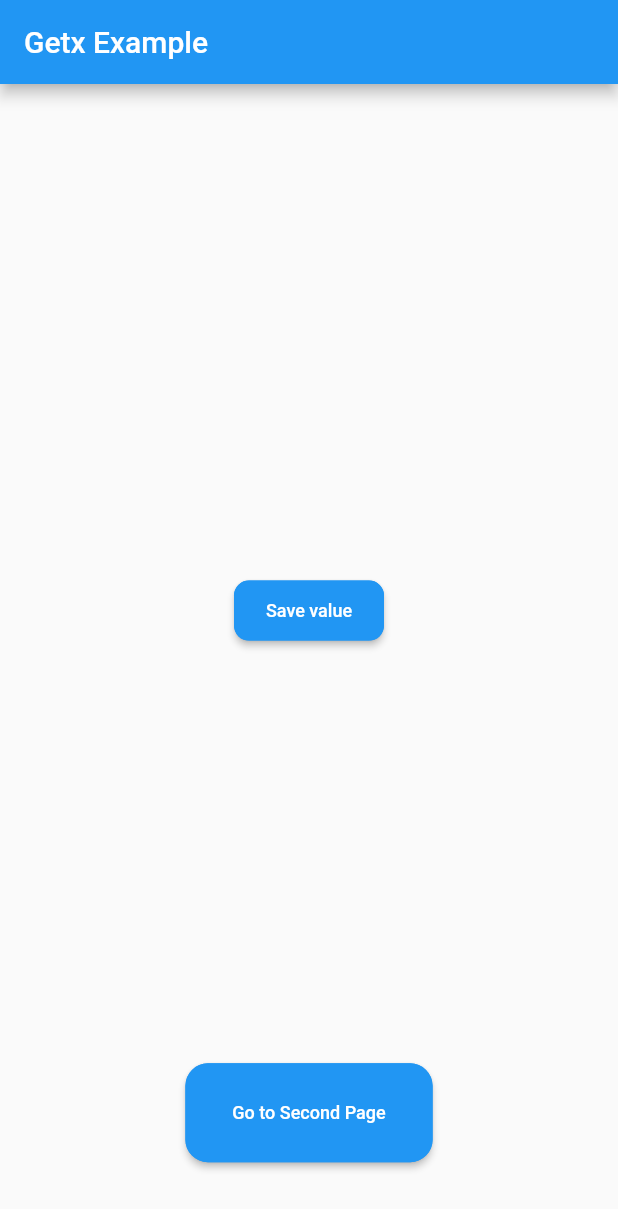
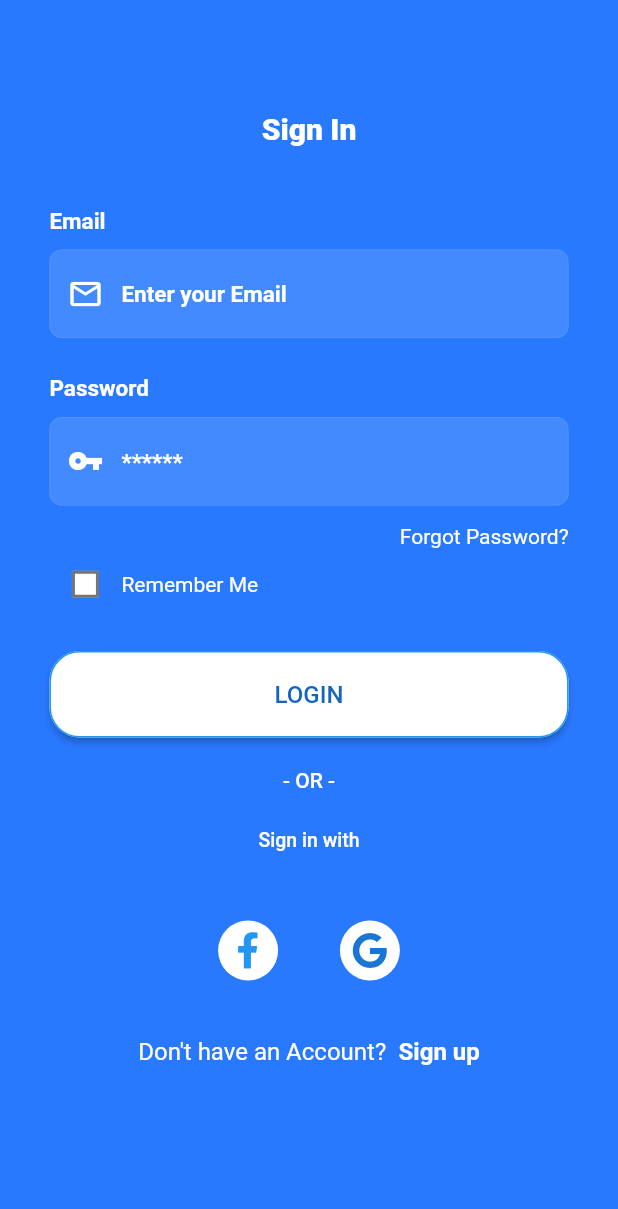
Before and after one commit to Vasseurr/Getx-Starter, a Flutter app: the screen it shows after launch, on a phone screen of 412 x 824 dp. Shown: the top 1209 px of the screen. Run offline on Flutter 3.47's test engine with Material 2 defaults, Android fonts, the phone set to English and light mode, and no system bars; our stand-ins replace dio, flutter_secure_storage, font_awesome_flutter, get, hive, hive_flutter and 1 more; missing offline and left inert: shared_preferences_web; accounts and stored records are empty.

Commit message:
import sample login page

```diff
--- a/lib/core/components/text/text_form_field.dart
+++ b/lib/core/components/text/text_form_field.dart
@@ -9,35 +9,49 @@ class RuzgarTFF extends StatelessWidget {
   String? errorText;
   String? labelText;
   String? initialText;
+  String? hintText;
   Color? textColor;
+  Color? fillColor;
+  Color hintColor;
+  Color borderColor;
   Icon? icon;
   bool obsecureText;
   Color labelColor;
   TextInputAction? textInputAction;
 
   double? fontSize;
-  int? maxLines;
+  double borderWidth;
+  int maxLines;
+  double radius;
   Function(String)? onChanged;
   Function(String? value)? onSaved;
   String? Function(String? value)? validator;
 
   RuzgarTFF(
-      {this.textEditingController,
+      {Key? key,
+      this.textEditingController,
       this.maxLength,
       this.keyboardType,
       this.errorText,
       this.labelText,
       this.initialText,
+      this.hintText,
       this.onSaved,
       this.validator,
       this.icon,
       this.fontSize,
-      this.maxLines,
+      this.radius = 10,
+      this.maxLines = 1,
       this.onChanged,
       this.textInputAction,
+      this.borderWidth = 2.0,
       this.labelColor = MyColors.colorPrimary,
+      this.fillColor,
       this.textColor = Colors.black,
-      this.obsecureText = false});
+      this.hintColor = Colors.white,
+      this.borderColor = MyColors.colorPrimary,
+      this.obsecureText = false})
+      : super(key: key);
 
   @override
   Widget build(BuildContext context) {
@@ -53,13 +67,15 @@ class RuzgarTFF extends StatelessWidget {
       keyboardType: keyboardType,
       decoration: InputDecoration(
           prefixIcon: icon,
-        fillColor: Theme.of(context).colorScheme.background,
+          fillColor: fillColor ?? Theme.of(context).colorScheme.background,
           filled: true,
-        focusedBorder: const OutlineInputBorder(
-          borderSide: BorderSide(color: MyColors.colorPrimary, width: 2.0),
+          focusedBorder: OutlineInputBorder(
+            borderRadius: BorderRadius.circular(radius),
+            borderSide: BorderSide(color: borderColor, width: borderWidth),
           ),
-        enabledBorder: const OutlineInputBorder(
-          borderSide: BorderSide(color: MyColors.colorPrimary, width: 1.0),
+          enabledBorder: OutlineInputBorder(
+            borderRadius: BorderRadius.circular(radius),
+            borderSide: BorderSide(color: borderColor, width: borderWidth),
           ),
           errorText: errorText,
           labelStyle: TextStyle(
@@ -68,11 +84,11 @@ class RuzgarTFF extends StatelessWidget {
             fontWeight: FontWeight.w400,
           ),
           labelText: labelText,
-      ),
+          hintText: hintText,
+          hintStyle: Theme.of(context).textTheme.caption?.copyWith(
+              fontSize: 15, fontWeight: FontWeight.w600, color: hintColor)),
       style: TextStyle(
-          color: ColorSchemeLight.instance.colorBlack,
-          fontFamily: "Poppins",
-          fontWeight: FontWeight.w500),
+          color: textColor, fontFamily: "Poppins", fontWeight: FontWeight.w500),
       onSaved: onSaved,
       validator: validator,
     );
--- a/lib/core/extension/context_extension.dart
+++ b/lib/core/extension/context_extension.dart
@@ -11,11 +11,11 @@ extension MediaQueryExtension on BuildContext {
 
   double get lowHeightValue => getHeight * 0.01;
   double get mediumHeightValue => getHeight * 0.05;
-  double get highHeightValue => getHeight * 0.1;
+  double get highHeightValue => getHeight * 0.08;
 
   double get lowWidthValue => getWidth * 0.01;
   double get mediumWidthValue => getWidth * 0.05;
-  double get highWidthValue => getWidth * 0.1;
+  double get highWidthValue => getWidth * 0.08;
 }
 
 extension ThemeExtension on BuildContext {
@@ -33,3 +33,13 @@ extension PaddingExtension on BuildContext {
   EdgeInsets get paddingWidthMedium => EdgeInsets.all(mediumWidthValue);
   EdgeInsets get paddingWidthHigh => EdgeInsets.all(highWidthValue);
 }
+
+extension MarginExtension on BuildContext {
+  EdgeInsets get marginHeightLow => EdgeInsets.all(lowHeightValue);
+  EdgeInsets get marginHeightMedium => EdgeInsets.all(mediumHeightValue);
+  EdgeInsets get marginHeightHigh => EdgeInsets.all(highHeightValue);
+
+  EdgeInsets get marginWidthLow => EdgeInsets.all(lowWidthValue);
+  EdgeInsets get marginWidthMedium => EdgeInsets.all(mediumWidthValue);
+  EdgeInsets get marginWidthHigh => EdgeInsets.all(highWidthValue);
+}
--- /dev/null
+++ b/lib/core/pages/login_page.dart
@@ -0,0 +1,250 @@
+import 'package:flutter/material.dart';
+import 'package:flutter/services.dart';
+import 'package:font_awesome_flutter/font_awesome_flutter.dart';
+import 'package:getx_starter/core/components/buttons/custom_button.dart';
+import 'package:getx_starter/core/components/text/text_form_field.dart';
+import 'package:getx_starter/core/constants/colors.dart';
+import 'package:getx_starter/core/extension/context_extension.dart';
+
+class LoginPage extends StatefulWidget {
+  const LoginPage({Key? key}) : super(key: key);
+
+  @override
+  _LoginPageState createState() => _LoginPageState();
+}
+
+class _LoginPageState extends State<LoginPage> {
+  bool rememberMe = false;
+
+  @override
+  Widget build(BuildContext context) {
+    return Scaffold(
+      backgroundColor: Colors.blueAccent[400],
+      body: Container(
+        height: context.getHeight,
+        margin: context.marginWidthHigh,
+        child: Column(
+          crossAxisAlignment: CrossAxisAlignment.center,
+          children: [
+            header(context),
+            email(),
+            spacer(context, 0.03, 1),
+            password(),
+            spacer(context, 0.015, 1),
+            forgotPassword(),
+            remember(context),
+            spacer(context, 0.025, 1),
+            buttons(context),
+            spacer(context, 0.02, 1),
+            signUp(context)
+          ],
+        ),
+      ),
+    );
+  }
+
+  SizedBox signUp(BuildContext context) {
+    return SizedBox(
+      width: context.getWidth,
+      child: Row(
+        mainAxisAlignment: MainAxisAlignment.center,
+        children: [
+          const Text(
+            "Don't have an Account?",
+            style: TextStyle(color: Colors.white, fontSize: 16),
+          ),
+          spacer(context, 0.02, 2),
+          InkWell(
+              onTap: () {},
+              child: const Text(
+                "Sign up",
+                style: TextStyle(
+                    color: Colors.white,
+                    fontWeight: FontWeight.bold,
+                    fontSize: 16),
+              )),
+        ],
+      ),
+    );
+  }
+
+  Column buttons(BuildContext context) {
+    return Column(
+      children: [
+        RuzgarButton(
+            buttonText: "LOGIN",
+            fontSize: 16,
+            buttonColor: Colors.white,
+            textColor: Colors.blue[800]!,
+            height: context.getHeight * 0.07,
+            width: context.getWidth,
+            radius: 20,
+            onPressed: () {}),
+        spacer(context, 0.015, 1),
+        const Text(
+          "- OR -",
+          style: TextStyle(color: Colors.white, fontWeight: FontWeight.w500),
+        ),
+        spacer(context, 0.03, 1),
+        const Text(
+          "Sign in with",
+          style: TextStyle(
+              color: Colors.white, fontWeight: FontWeight.w500, fontSize: 13),
+        ),
+        spacer(context, 0.03, 1),
+        SizedBox(
+            height: context.getHeight * 0.1,
+            child: Row(
+              mainAxisAlignment: MainAxisAlignment.center,
+              children: [
+                CircleAvatar(
+                    child: InkWell(
+                      onTap: () {},
+                      child: const FaIcon(
+                        FontAwesomeIcons.facebookF,
+                        color: Colors.blue,
+                      ),
+                    ), // Icon widget changed with FaIcon
+                    backgroundColor: Colors.white),
+                spacer(context, 0.1, 2),
+                CircleAvatar(
+                    child: InkWell(
+                      onTap: () {},
+                      child: const FaIcon(
+                        FontAwesomeIcons.google,
+                      ),
+                    ), // Icon widget changed with FaIcon
+                    backgroundColor: Colors.white),
+              ],
+            ))
+      ],
+    );
+  }
+
+  Align forgotPassword() {
+    return Align(
+      alignment: Alignment.bottomRight,
+      child: InkWell(
+        onTap: () {},
+        child: const Text(
+          "Forgot Password?",
+          style: TextStyle(color: Colors.white),
+        ),
+      ),
+    );
+  }
+
+  Align remember(BuildContext context) {
+    return Align(
+      alignment: Alignment.bottomLeft,
+      child: SizedBox(
+        width: context.getWidth * 0.4,
+        child: Row(
+          children: [
+            Checkbox(
+              fillColor: MaterialStateProperty.all(Colors.white),
+              checkColor: Colors.blue,
+              value: rememberMe,
+              onChanged: (bool? value) {
+                setState(() {
+                  rememberMe = value!;
+                });
+              },
+            ),
+            const Text(
+              "Remember Me",
+              style: TextStyle(color: Colors.white),
+            ),
+          ],
+        ),
+      ),
+    );
+  }
+
+  Column password() {
+    return Column(
+      children: [
+        const Align(
+            alignment: Alignment.topLeft,
+            child: Text(
+              "Password",
+              style: TextStyle(
+                  color: Colors.white,
+                  fontWeight: FontWeight.w600,
+                  fontSize: 15),
+            )),
+        const SizedBox(
+          height: 10,
+        ),
+        RuzgarTFF(
+          // fillColor: Color(int.parse("0x1597E5")),
+          fillColor: Colors.white12,
+          textColor: Colors.white,
+          icon: const Icon(
+            Icons.vpn_key,
+            color: Colors.white,
+          ),
+          radius: 8,
+          borderColor: Colors.white12,
+          borderWidth: 0.5,
+          obsecureText: true,
+          hintText: "******",
+          textInputAction: TextInputAction.done,
+        )
+      ],
+    );
+  }
+
+  Column email() {
+    return Column(
+      children: [
+        const Align(
+            alignment: Alignment.topLeft,
+            child: Text(
+              "Email",
+              style: TextStyle(
+                  color: Colors.white,
+                  fontWeight: FontWeight.w600,
+                  fontSize: 15),
+            )),
+        const SizedBox(
+          height: 10,
+        ),
+        RuzgarTFF(
+          // fillColor: Color(int.parse("0x1597E5")),
+          fillColor: Colors.white12,
+          textColor: Colors.white,
+          icon: const Icon(
+            Icons.mail_outline,
+            color: Colors.white,
+          ),
+          radius: 8,
+          borderColor: Colors.white12,
+          borderWidth: 0.5,
+          hintText: "Enter your Email",
+          keyboardType: TextInputType.text,
+          textInputAction: TextInputAction.next,
+        )
+      ],
+    );
+  }
+
+  SizedBox spacer(BuildContext context, double value, int type) {
+    return type == 1
+        ? SizedBox(height: context.getHeight * value)
+        : SizedBox(width: context.getWidth * value);
+  }
+
+  Container header(BuildContext context) {
+    return Container(
+      margin: context.marginHeightMedium,
+      child: const Center(
+        child: Text(
+          "Sign In",
+          style: TextStyle(
+              color: Colors.white, fontWeight: FontWeight.w800, fontSize: 20),
+        ),
+      ),
+    );
+  }
+}
--- a/lib/core/routes/app_pages.dart
+++ b/lib/core/routes/app_pages.dart
@@ -1,4 +1,5 @@
 import 'package:get/get.dart';
+import 'package:getx_starter/core/pages/login_page.dart';
 import 'package:getx_starter/core/routes/app_routes.dart';
 import 'package:getx_starter/home/bindings/home_binding.dart';
 import 'package:getx_starter/home/ui/home_page.dart';
@@ -8,7 +9,7 @@ class AppPages {
   static final pages = [
     GetPage(
         name: Routes.INITIAL,
-        page: () => const HomePage(),
+        page: () => const LoginPage(),
         binding: HomeBinding()),
     GetPage(
         name: Routes.SECOND,
--- a/pubspec.yaml
+++ b/pubspec.yaml
@@ -41,6 +41,7 @@ dependencies:
   hive: ^2.0.4
   hive_flutter: ^1.1.0
   dio: ^4.0.0
+  font_awesome_flutter: ^9.1.0
 
 dev_dependencies:
   flutter_test:
```
Also changed, not shown: 1 other file. Lines whose indentation alone changed are shown as unchanged.
